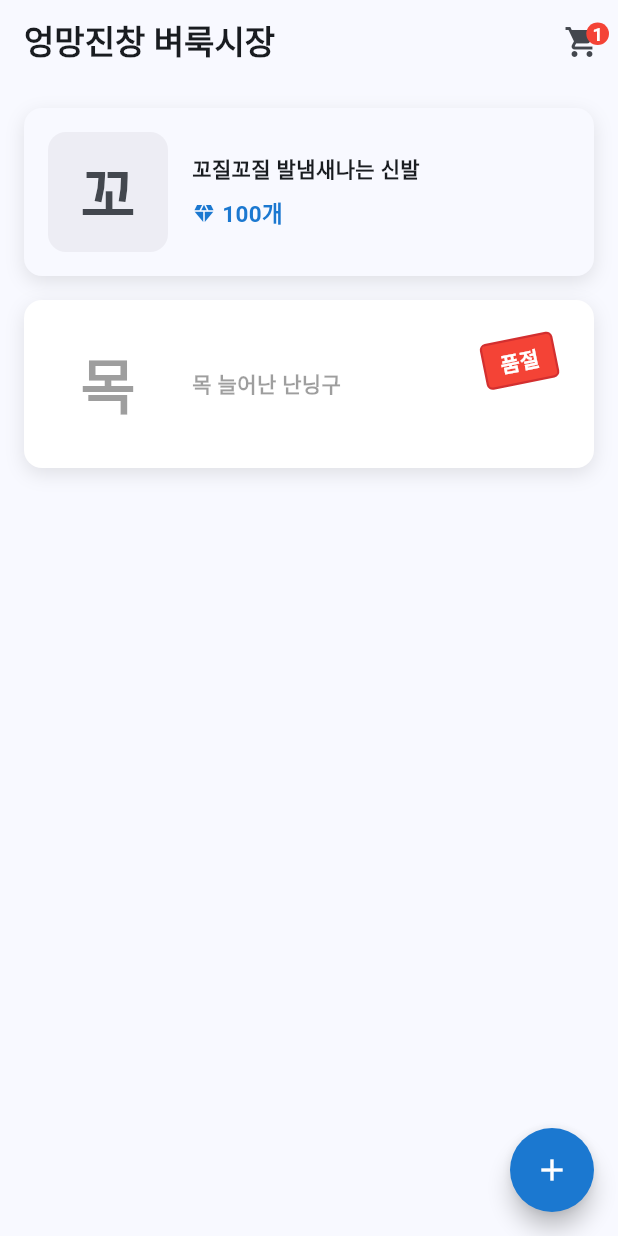
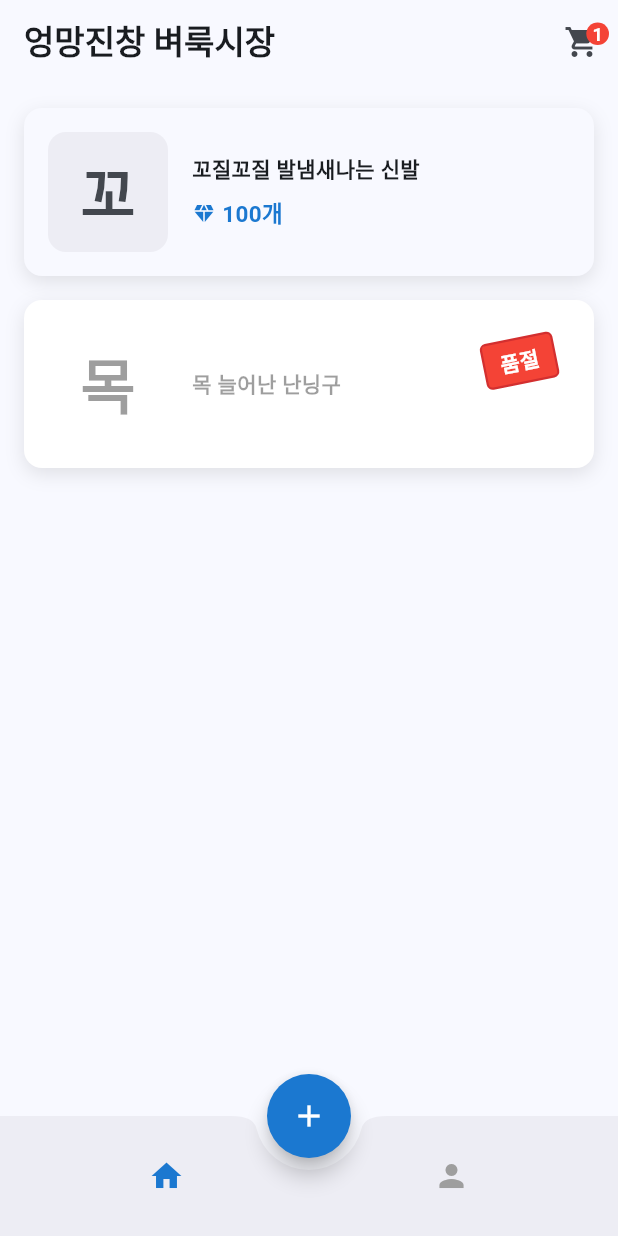
Before and after one commit to fireonmac/sparta-venture-assignments, a Flutter app: the screen it shows once a user with an empty profile is signed in, on a phone screen of 412 x 824 dp. Run offline on Flutter 3.47's test engine with Material 3 defaults, Android fonts, the phone set to English and light mode, and no system bars; our stand-ins replace firebase_auth, firebase_core, google_sign_in, image_picker; accounts and stored records are empty.

Commit message:
내 프로필 탭 추가 및 홈 스크린 구조를 탭 구조로 변경

```diff
--- a/flutter_basic_venture/lib/src/features/auth/auth_notifier.dart
+++ b/flutter_basic_venture/lib/src/features/auth/auth_notifier.dart
@@ -28,6 +28,11 @@ class AuthNotifier with ChangeNotifier {
     return await FirebaseAuth.instance.signInWithCredential(credential);
   }
 
+  Future<void> signOut() async {
+    await FirebaseAuth.instance.signOut();
+    await GoogleSignIn.instance.signOut();
+  }
+
   bool get isInitialized => _isInitialized;
 
   User? get user => _user;
--- a/flutter_basic_venture/lib/src/view/home/home_screen.dart
+++ b/flutter_basic_venture/lib/src/view/home/home_screen.dart
@@ -1,51 +1,62 @@
 import 'package:flutter/material.dart';
-import 'package:flutter_basic_venture/src/constants.dart';
-import 'package:flutter_basic_venture/src/features/cart/widgets/cart_button.dart';
 import 'package:flutter_basic_venture/src/styles.dart';
-import 'package:flutter_basic_venture/src/features/products/products_container.dart';
+import 'package:flutter_basic_venture/src/view/home/home_tab.dart';
 import 'package:flutter_basic_venture/src/view/products/product_create_screen.dart';
-import 'package:flutter_basic_venture/src/features/products/widgets/products_list_item.dart';
+import 'package:flutter_basic_venture/src/view/home/my_profile_tab.dart';
 
-class HomeScreen extends StatelessWidget {
+class HomeScreen extends StatefulWidget {
   const HomeScreen({super.key});
 
   @override
+  State<HomeScreen> createState() => _HomeScreenState();
+}
+
+class _HomeScreenState extends State<HomeScreen> {
+  int _selectedIndex = 0;
+
+  static const List<Widget> _widgetOptions = <Widget>[
+    HomeTab(),
+    MyProfileTab(),
+  ];
+
+  @override
   Widget build(BuildContext context) {
-    final productsNotifier = ProductsContainer.of(context);
-
     return Scaffold(
-      resizeToAvoidBottomInset: false,
-      appBar: AppBar(
-        title: Text(appTitle, style: Styles.title),
-        actions: [CartButton()],
-        centerTitle: false,
-      ),
-      body: ListenableBuilder(
-        listenable: productsNotifier,
-        builder: (context, child) {
-          final products = productsNotifier.products;
-
-          return ListView.builder(
-            padding: const EdgeInsets.symmetric(
-              horizontal: 16.0,
-              vertical: 8.0,
-            ),
-            itemCount: products.length,
-            itemBuilder: (context, index) {
-              final product = products[index];
-
-              return ProductsListItem(product: product);
-            },
-          );
-        },
-      ),
+      body: IndexedStack(index: _selectedIndex, children: _widgetOptions),
       floatingActionButton: FloatingActionButton(
         backgroundColor: Styles.primaryColor,
-        onPressed: () {
-          Navigator.push(context, ProductCreateScreen.buildRoute(context));
-        },
+        onPressed: () =>
+            Navigator.push(context, ProductCreateScreen.buildRoute(context)),
         shape: const CircleBorder(),
         child: const Icon(Icons.add, color: Colors.white, size: 24),
+      ),
+      floatingActionButtonLocation: FloatingActionButtonLocation.centerDocked,
+      bottomNavigationBar: BottomAppBar(
+        shape: const CircularNotchedRectangle(),
+        notchMargin: 8.0,
+        child: Row(
+          mainAxisAlignment: MainAxisAlignment.spaceAround,
+          children: <Widget>[
+            IconButton(
+              icon: const Icon(Icons.home),
+              color: _selectedIndex == 0 ? Styles.primaryColor : Colors.grey,
+              onPressed: () {
+                setState(() {
+                  _selectedIndex = 0;
+                });
+              },
+            ),
+            IconButton(
+              icon: const Icon(Icons.person),
+              color: _selectedIndex == 1 ? Styles.primaryColor : Colors.grey,
+              onPressed: () {
+                setState(() {
+                  _selectedIndex = 1;
+                });
+              },
+            ),
+          ],
+        ),
       ),
     );
   }
--- /dev/null
+++ b/flutter_basic_venture/lib/src/view/home/home_tab.dart
@@ -0,0 +1,43 @@
+import 'package:flutter/material.dart';
+import 'package:flutter_basic_venture/src/constants.dart';
+import 'package:flutter_basic_venture/src/features/cart/widgets/cart_button.dart';
+import 'package:flutter_basic_venture/src/styles.dart';
+import 'package:flutter_basic_venture/src/features/products/products_container.dart';
+import 'package:flutter_basic_venture/src/view/products/products_list_item.dart';
+
+class HomeTab extends StatelessWidget {
+  const HomeTab({super.key});
+
+  @override
+  Widget build(BuildContext context) {
+    final productsNotifier = ProductsContainer.of(context);
+
+    return Scaffold(
+      resizeToAvoidBottomInset: false,
+      appBar: AppBar(
+        title: Text(appTitle, style: Styles.title),
+        actions: [CartButton()],
+        centerTitle: false,
+      ),
+      body: ListenableBuilder(
+        listenable: productsNotifier,
+        builder: (context, child) {
+          final products = productsNotifier.products;
+
+          return ListView.builder(
+            padding: const EdgeInsets.symmetric(
+              horizontal: 16.0,
+              vertical: 8.0,
+            ),
+            itemCount: products.length,
+            itemBuilder: (context, index) {
+              final product = products[index];
+
+              return ProductsListItem(product: product);
+            },
+          );
+        },
+      ),
+    );
+  }
+}
```
Also changed, not shown: flutter_basic_venture/lib/src/view/home/my_profile_tab.dart (added, +43 -0 lines), flutter_basic_venture/lib/src/view/products/products_list_item.dart (renamed from flutter_basic_venture/lib/src/features/products/widgets/products_list_item.dart).
